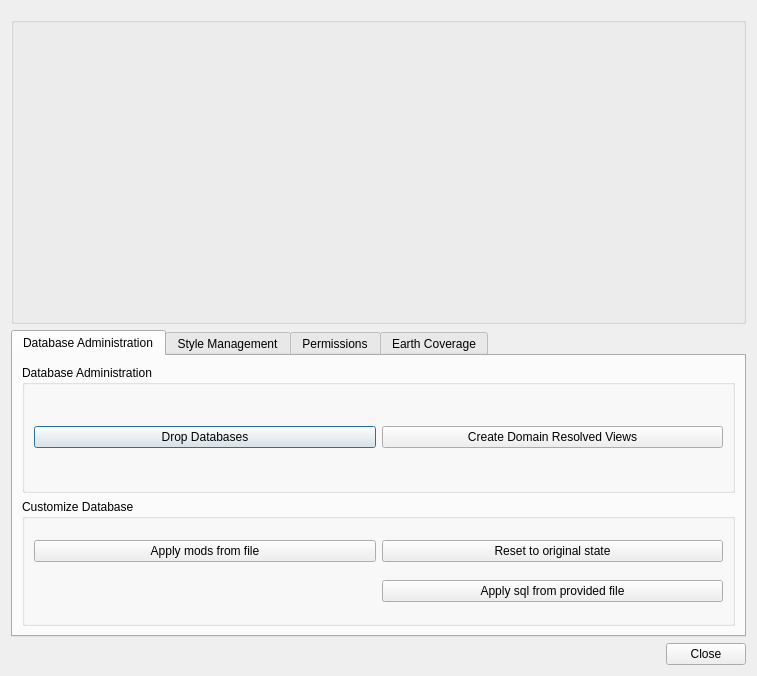
dsgoficial/DsgTools, file ServerTools/batchDbManager.ui: the form before one commit.
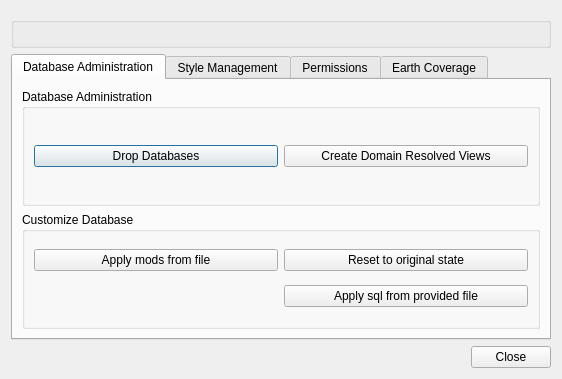
The form after the commit. Custom widgets are drawn as their Qt base class.

Diff of the .ui file:
```diff
--- a/ServerTools/batchDbManager.ui
+++ b/ServerTools/batchDbManager.ui
@@ -6,12 +6,12 @@
    <rect>
     <x>0</x>
     <y>0</y>
-    <width>757</width>
-    <height>676</height>
+    <width>562</width>
+    <height>379</height>
    </rect>
   </property>
   <property name="sizePolicy">
-   <sizepolicy hsizetype="Preferred" vsizetype="MinimumExpanding">
+   <sizepolicy hsizetype="Preferred" vsizetype="Preferred">
     <horstretch>0</horstretch>
     <verstretch>0</verstretch>
    </sizepolicy>
@@ -33,7 +33,7 @@
    <item row="1" column="0">
     <widget class="QgsCollapsibleGroupBox" name="mGroupBox">
      <property name="sizePolicy">
-      <sizepolicy hsizetype="MinimumExpanding" vsizetype="MinimumExpanding">
+      <sizepolicy hsizetype="MinimumExpanding" vsizetype="Minimum">
        <horstretch>0</horstretch>
        <verstretch>0</verstretch>
       </sizepolicy>
@@ -45,7 +45,7 @@
       <item row="0" column="0">
        <widget class="CustomSelector" name="dbsCustomSelector" native="true">
         <property name="sizePolicy">
-         <sizepolicy hsizetype="Preferred" vsizetype="MinimumExpanding">
+         <sizepolicy hsizetype="MinimumExpanding" vsizetype="Minimum">
           <horstretch>0</horstretch>
           <verstretch>0</verstretch>
          </sizepolicy>
@@ -58,7 +58,7 @@
    <item row="2" column="0">
     <widget class="QTabWidget" name="tabWidget">
      <property name="sizePolicy">
-      <sizepolicy hsizetype="Expanding" vsizetype="Expanding">
+      <sizepolicy hsizetype="Expanding" vsizetype="MinimumExpanding">
        <horstretch>0</horstretch>
        <verstretch>0</verstretch>
       </sizepolicy>
```
